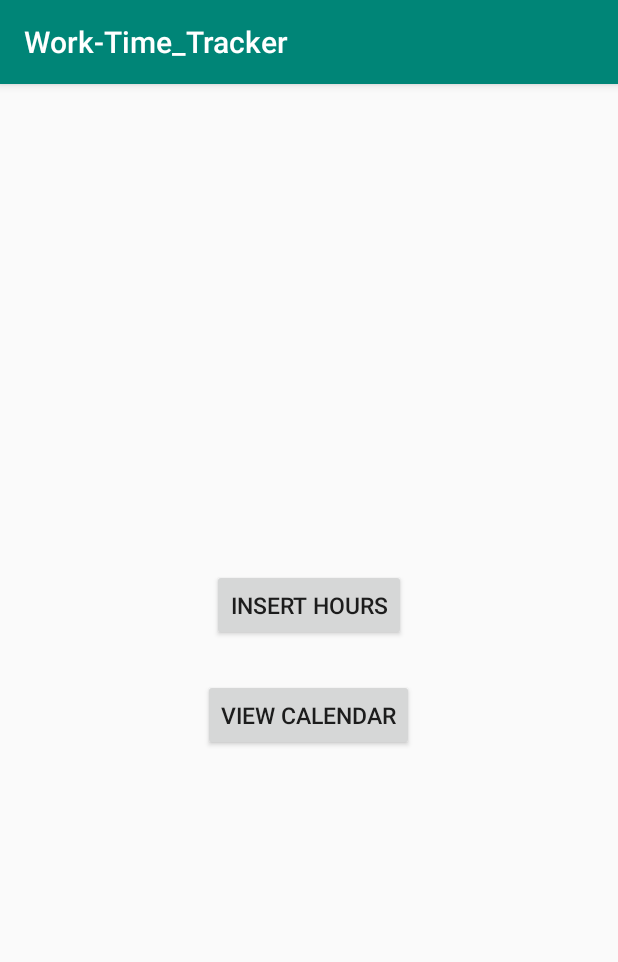
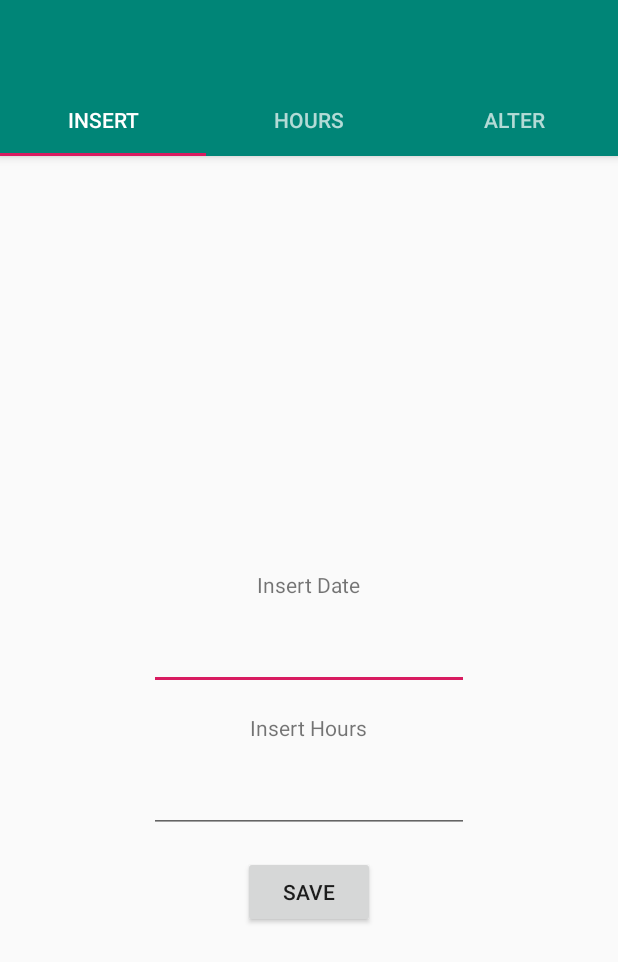
Before and after one commit to Sakkendalen/Work-Time-Tracker, an Android app: the screen it shows after launch (MainActivity), on a phone screen of 412 x 824 dp. Shown: the top 962 px of the screen. Run offline under Robolectric (Android 15) with nearby library versions, the phone set to English and light mode, and no system bars.

Commit message:
Activity Fragments

```diff
--- a/app/src/main/AndroidManifest.xml
+++ b/app/src/main/AndroidManifest.xml
@@ -11,15 +11,15 @@
         android:supportsRtl="true"
         android:theme="@style/AppTheme"
         tools:ignore="GoogleAppIndexingWarning">
-        <activity android:name=".MainActivity">
+        <activity android:name=".MainActivity"
+            android:label="@string/app_name"
+            android:theme="@style/AppTheme.NoActionBar">
             <intent-filter>
                 <action android:name="android.intent.action.MAIN" />
 
                 <category android:name="android.intent.category.LAUNCHER" />
             </intent-filter>
         </activity>
-        <activity android:name=".InsertHoursActivity"></activity>
-        <activity android:name=".HoursCalendar"></activity>
     </application>
 
 </manifest>
--- /dev/null
+++ b/app/src/main/java/fi/tuni/work_time_tracker/AlterHoursFragment.java
@@ -0,0 +1,36 @@
+package fi.tuni.work_time_tracker;
+
+import android.os.Bundle;
+import android.support.annotation.Nullable;
+import android.support.v4.app.Fragment;
+import android.view.LayoutInflater;
+import android.view.View;
+import android.view.ViewGroup;
+import android.widget.Button;
+import android.widget.Toast;
+
+/**
+ * Created by User on 2/28/2017.
+ */
+
+public class AlterHoursFragment extends Fragment {
+    private static final String TAG = "Tab3Fragment";
+
+    private Button btnTEST;
+
+    @Nullable
+    @Override
+    public View onCreateView(LayoutInflater inflater, @Nullable ViewGroup container, @Nullable Bundle savedInstanceState) {
+        View view = inflater.inflate(R.layout.fragment_alterhours,container,false);
+        btnTEST = (Button) view.findViewById(R.id.btnTEST3);
+
+        btnTEST.setOnClickListener(new View.OnClickListener() {
+            @Override
+            public void onClick(View view) {
+                Toast.makeText(getActivity(), "TESTING BUTTON CLICK 3",Toast.LENGTH_SHORT).show();
+            }
+        });
+
+        return view;
+    }
+}
--- /dev/null
+++ b/app/src/main/java/fi/tuni/work_time_tracker/HoursCalendarFragment.java
@@ -0,0 +1,45 @@
+package fi.tuni.work_time_tracker;
+
+import android.os.Bundle;
+import android.support.annotation.Nullable;
+import android.support.v4.app.Fragment;
+import android.util.Log;
+import android.view.LayoutInflater;
+import android.view.View;
+import android.view.ViewGroup;
+import android.widget.Button;
+import android.widget.CalendarView;
+import android.widget.EditText;
+import android.widget.Toast;
+
+import java.util.List;
+
+/**
+ * Created by
+ */
+
+public class HoursCalendarFragment extends Fragment {
+
+    private static final String TAG = "HoursCalendarFragment";
+
+    CalendarView simpleCalendarView;
+
+
+    @Nullable
+    @Override
+    public View onCreateView(LayoutInflater inflater, @Nullable ViewGroup container, @Nullable Bundle savedInstanceState) {
+        View view = inflater.inflate(R.layout.fragment_hourscalendar,container,false);
+
+        simpleCalendarView = (CalendarView) view.findViewById(R.id.simpleCalendarView);          // get the reference of CalendarView
+        simpleCalendarView.setDate(System.currentTimeMillis(),true,true);  // set date to today.
+
+        // perform setOnDateChangeListener event on CalendarView.
+        simpleCalendarView.setOnDateChangeListener((view1, year, month, dayOfMonth) -> {
+            // display the selected date by using a toast
+            // for some reason month is 1 behind, Jan -> 0, Feb -> 1 etc....
+            Toast.makeText(getContext(), dayOfMonth + "/" + month + "/" + year, Toast.LENGTH_LONG).show();
+        });
+
+        return view;
+    }
+}
--- /dev/null
+++ b/app/src/main/java/fi/tuni/work_time_tracker/InsertHoursFragment.java
@@ -0,0 +1,32 @@
+package fi.tuni.work_time_tracker;
+
+
+import android.os.Bundle;
+import android.support.annotation.Nullable;
+import android.support.v4.app.Fragment;
+import android.util.Log;
+import android.view.LayoutInflater;
+import android.view.View;
+import android.view.ViewGroup;
+import android.widget.Button;
+import android.widget.EditText;
+import android.widget.Toast;
+
+import java.util.List;
+
+/**
+ * Created by
+ */
+
+public class InsertHoursFragment extends Fragment {
+
+    private static final String TAG = "InsertHoursFragment";
+
+    @Nullable
+    @Override
+    public View onCreateView(LayoutInflater inflater, @Nullable ViewGroup container, @Nullable Bundle savedInstanceState) {
+        View view = inflater.inflate(R.layout.fragment_inserthours,container,false);
+
+        return view;
+    }
+}
--- a/app/src/main/java/fi/tuni/work_time_tracker/MainActivity.java
+++ b/app/src/main/java/fi/tuni/work_time_tracker/MainActivity.java
@@ -1,25 +1,86 @@
 package fi.tuni.work_time_tracker;
 
-import android.content.Intent;
+import android.support.design.widget.TabLayout;
+import android.support.design.widget.FloatingActionButton;
+import android.support.design.widget.Snackbar;
 import android.support.v7.app.AppCompatActivity;
+import android.support.v7.widget.Toolbar;
+
+import android.support.v4.app.Fragment;
+import android.support.v4.app.FragmentManager;
+import android.support.v4.app.FragmentPagerAdapter;
+import android.support.v4.view.ViewPager;
 import android.os.Bundle;
+import android.util.Log;
+import android.view.LayoutInflater;
+import android.view.Menu;
+import android.view.MenuItem;
 import android.view.View;
+import android.view.ViewGroup;
+
+import android.widget.EditText;
+import android.widget.TextView;
+
+import java.util.List;
 
 public class MainActivity extends AppCompatActivity {
+
+    private static final String TAG = "MainActivity";
+
+    private SectionsPageAdapter mSectionsPageAdapter;
+
+    private ViewPager mViewPager;
+
+    private EditText hours;
+    private EditText date;
+    private DatabaseHandler db;
 
     @Override
     protected void onCreate(Bundle savedInstanceState) {
         super.onCreate(savedInstanceState);
         setContentView(R.layout.activity_main);
+        Log.d(TAG, "onCreate: Starting.");
+
+        mSectionsPageAdapter = new SectionsPageAdapter(getSupportFragmentManager());
+
+        // Set up the ViewPager with the sections adapter.
+        mViewPager = (ViewPager) findViewById(R.id.container);
+        setupViewPager(mViewPager);
+
+        //InsertHoursActivity
+        db = new DatabaseHandler(this);
+
+        TabLayout tabLayout = (TabLayout) findViewById(R.id.tabs);
+        tabLayout.setupWithViewPager(mViewPager);
     }
 
-    public void hoursActivity(View view){
-        Intent i = new Intent(this, InsertHoursActivity.class);
-        startActivity(i);
+    private void setupViewPager(ViewPager viewPager) {
+        SectionsPageAdapter adapter = new SectionsPageAdapter(getSupportFragmentManager());
+        adapter.addFragment(new InsertHoursFragment(), "Insert");
+        adapter.addFragment(new HoursCalendarFragment(), "Hours");
+        adapter.addFragment(new AlterHoursFragment(), "Alter");
+        viewPager.setAdapter(adapter);
     }
 
-    public void calendarActivity(View view){
-        Intent i = new Intent(this, HoursCalendar.class);
-        startActivity(i);
+    public void saveHours(View view) {
+
+        hours = (EditText) findViewById(R.id.hours);
+        date = (EditText) findViewById(R.id.date);
+
+        // Inserting WorkHour
+        Log.d("WorkHourDebug: ", "Inserting ..");
+        db.addWorkHours(new WorkHour(date.getText().toString(), hours.getText().toString()));
+
+        // Reading all workhours
+        Log.d("WorkHourDebug: ", "Reading all contacts..");
+        List<WorkHour> contacts = db.getAllWorkHours();
+
+        for (WorkHour cn : contacts) {
+            String log = "WorkHourDebug: " + cn.getID() + " ,Date: " + cn.getDay() + " ,Hours: " +
+                    cn.getHours();
+            // Writing WorkHours to log
+            Log.d("WorkHourDebug: ", log);
+
+        }
     }
 }
--- /dev/null
+++ b/app/src/main/java/fi/tuni/work_time_tracker/SectionsPageAdapter.java
@@ -0,0 +1,43 @@
+package fi.tuni.work_time_tracker;
+
+
+import android.support.v4.app.Fragment;
+import android.support.v4.app.FragmentManager;
+import android.support.v4.app.FragmentPagerAdapter;
+
+import java.util.ArrayList;
+import java.util.List;
+
+/**
+ * Created by
+ */
+
+public class SectionsPageAdapter extends FragmentPagerAdapter {
+
+    private final List<Fragment> mFragmentList = new ArrayList<>();
+    private final List<String> mFragmentTitleList = new ArrayList<>();
+
+    public void addFragment(Fragment fragment, String title) {
+        mFragmentList.add(fragment);
+        mFragmentTitleList.add(title);
+    }
+
+    public SectionsPageAdapter(FragmentManager fm) {
+        super(fm);
+    }
+
+    @Override
+    public CharSequence getPageTitle(int position) {
+        return mFragmentTitleList.get(position);
+    }
+
+    @Override
+    public Fragment getItem(int position) {
+        return mFragmentList.get(position);
+    }
+
+    @Override
+    public int getCount() {
+        return mFragmentList.size();
+    }
+}
--- a/app/src/main/res/layout/activity_main.xml
+++ b/app/src/main/res/layout/activity_main.xml
@@ -1,31 +1,43 @@
 <?xml version="1.0" encoding="utf-8"?>
-<LinearLayout xmlns:android="http://schemas.android.com/apk/res/android"
+<android.support.design.widget.CoordinatorLayout
+    xmlns:android="http://schemas.android.com/apk/res/android"
     xmlns:app="http://schemas.android.com/apk/res-auto"
     xmlns:tools="http://schemas.android.com/tools"
-    android:orientation="vertical"
-    android:gravity="center_vertical"
+    android:id="@+id/main_content"
     android:layout_width="match_parent"
     android:layout_height="match_parent"
-    tools:context=".MainActivity">
+    android:fitsSystemWindows="true"
+    tools:context="fi.tuni.work_time_tracker.MainActivity">
+
+    <android.support.design.widget.AppBarLayout
+        android:id="@+id/appbar"
+        android:layout_width="match_parent"
+        android:layout_height="wrap_content"
+        android:theme="@style/AppTheme.AppBarOverlay">
+
+        <android.support.v7.widget.Toolbar
+            android:id="@+id/toolbar"
+            android:layout_width="match_parent"
+            android:layout_height="?attr/actionBarSize"
+            android:background="?attr/colorPrimary"
+            app:layout_scrollFlags="scroll|enterAlways"
+            app:popupTheme="@style/AppTheme.PopupOverlay">
+
+        </android.support.v7.widget.Toolbar>
+
+        <android.support.design.widget.TabLayout
+            android:id="@+id/tabs"
+            android:layout_width="match_parent"
+            android:layout_height="wrap_content"/>
+
+    </android.support.design.widget.AppBarLayout>
+
+    <android.support.v4.view.ViewPager
+        android:id="@+id/container"
+        android:layout_width="match_parent"
+        android:layout_height="match_parent"
+        app:layout_behavior="@string/appbar_scrolling_view_behavior"/>
 
 
-    <Button
-        android:id="@+id/insert"
-        android:layout_width="wrap_content"
-        android:layout_height="wrap_content"
-        android:layout_gravity="center"
-        android:layout_marginBottom="25dp"
-        android:onClick="hoursActivity"
-        android:text="Insert Hours"
-        android:textSize="15dp" />
 
-    <Button
-        android:id="@+id/view"
-        android:layout_width="wrap_content"
-        android:layout_height="wrap_content"
-        android:layout_gravity="center"
-        android:onClick="calendarActivity"
-        android:text="View Calendar"
-        android:textSize="15dp" />
-
-</LinearLayout>
+</android.support.design.widget.CoordinatorLayout>
--- a/app/src/main/res/layout/activity_inserthours.xml
+++ b/app/src/main/res/layout/fragment_inserthours.xml
@@ -26,7 +26,7 @@
         android:layout_height="wrap_content"
         android:layout_gravity="center"
         android:layout_marginTop="15dp"
-        android:text="Insert Hours" />
+        android:text="@string/insert_hours" />
 
     <EditText
         android:id="@+id/hours"
@@ -43,7 +43,7 @@
         android:layout_height="wrap_content"
         android:layout_gravity="center"
         android:layout_marginTop="15dp"
-        android:text="Save"
+        android:text="@string/save"
         android:onClick="saveHours"/>
 
 </LinearLayout>
--- a/app/src/main/res/values/strings.xml
+++ b/app/src/main/res/values/strings.xml
@@ -1,3 +1,7 @@
 <resources>
-    <string name="app_name">Work-Time_Tracker</string>
+    <string name="app_name">Work Time Tracker</string>
+    <string name="action_settings">Settings</string>
+    <string name="section_format">Hello World from section: %1$d</string>
+    <string name="save">Save</string>
+    <string name="insert_hours">Insert Hours</string>
 </resources>
--- a/app/src/main/res/values/styles.xml
+++ b/app/src/main/res/values/styles.xml
@@ -8,4 +8,13 @@
         <item name="colorAccent">@color/colorAccent</item>
     </style>
 
+    <style name="AppTheme.NoActionBar">
+        <item name="windowActionBar">false</item>
+        <item name="windowNoTitle">true</item>
+    </style>
+
+    <style name="AppTheme.AppBarOverlay" parent="ThemeOverlay.AppCompat.Dark.ActionBar"/>
+
+    <style name="AppTheme.PopupOverlay" parent="ThemeOverlay.AppCompat.Light"/>
+
 </resources>
```
Also changed, not shown: app/build.gradle (+3 -6 lines), app/src/main/java/fi/tuni/work_time_tracker/HoursCalendar.java (deleted, +0 -32 lines), app/src/main/java/fi/tuni/work_time_tracker/InsertHoursActivity.java (deleted, +0 -45 lines), app/src/main/res/layout/fragment_alterhours.xml (added, +23 -0 lines), app/src/main/res/layout/fragment_hourscalendar.xml (renamed from app/src/main/res/layout/activity_hourscalendar.xml).
